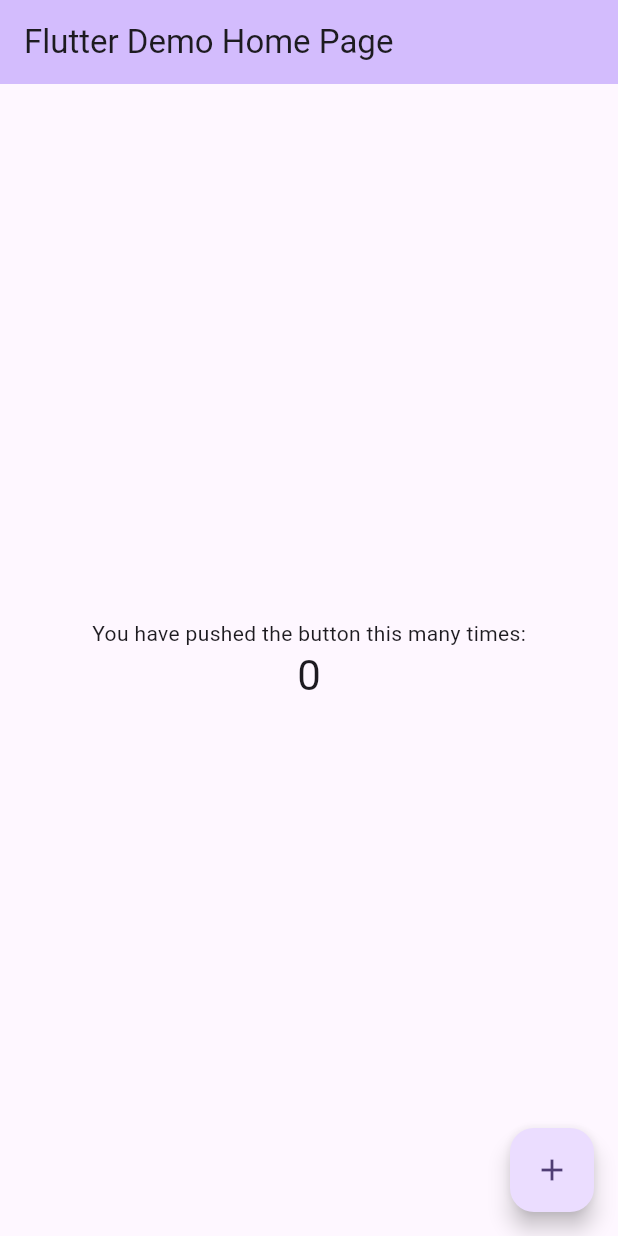
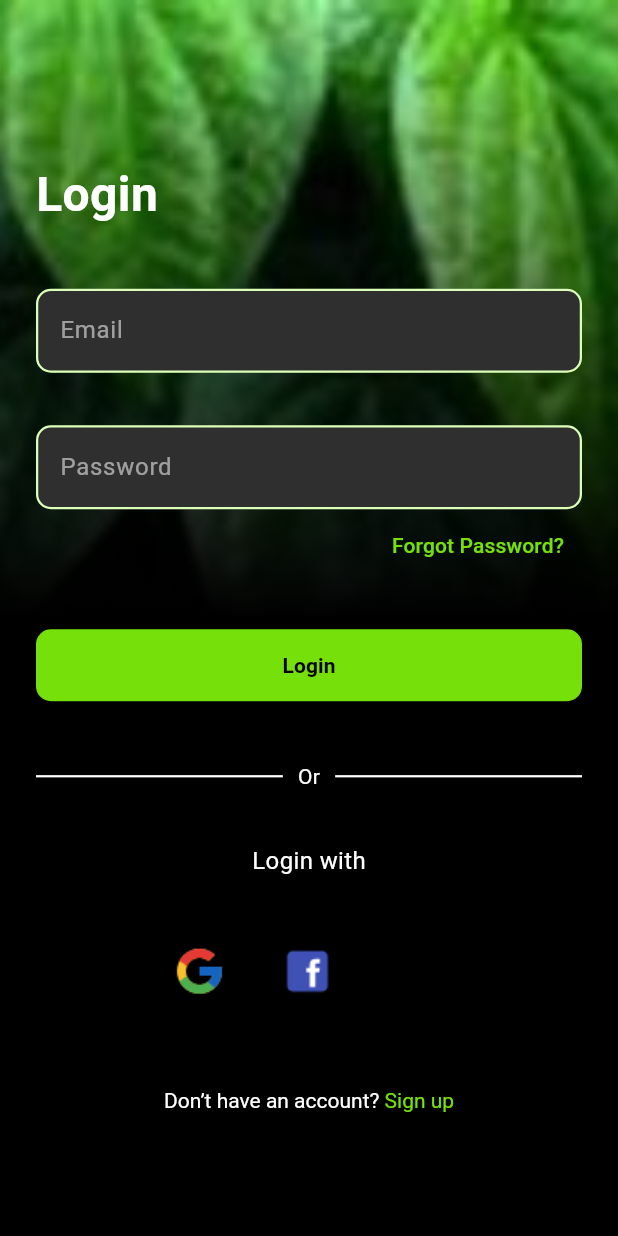
Before and after one commit to TI-3D/SITOGA, a Flutter app: the screen it shows after launch, on a phone screen of 412 x 824 dp. Run offline on Flutter 3.47's test engine with Material 3 defaults, Android fonts, the phone set to English and light mode, and no system bars.

Commit message:
adding login, forgot_password, signup

```diff
--- a/sitoga_frontend/lib/main.dart
+++ b/sitoga_frontend/lib/main.dart
@@ -1,37 +1,23 @@
 import 'package:flutter/material.dart';
+import 'pages/login.dart';
+import 'pages/signup.dart';
 
 void main() {
-  runApp(const MyApp());
+  runApp(SitogaApp());
 }
 
-class MyApp extends StatelessWidget {
-  const MyApp({super.key});
-
-  // This widget is the root of your application.
+class SitogaApp extends StatelessWidget {
   @override
   Widget build(BuildContext context) {
     return MaterialApp(
-      title: 'Flutter Demo',
-      theme: ThemeData(
-        // This is the theme of your application.
-        //
-        // TRY THIS: Try running your application with "flutter run". You'll see
-        // the application has a purple toolbar. Then, without quitting the app,
-        // try changing the seedColor in the colorScheme below to Colors.green
-        // and then invoke "hot reload" (save your changes or press the "hot
-        // reload" button in a Flutter-supported IDE, or press "r" if you used
-        // the command line to start the app).
-        //
-        // Notice that the counter didn't reset back to zero; the application
-        // state is not lost during the reload. To reset the state, use hot
-        // restart instead.
-        //
-        // This works for code too, not just values: Most code changes can be
-        // tested with just a hot reload.
-        colorScheme: ColorScheme.fromSeed(seedColor: Colors.deepPurple),
-        useMaterial3: true,
-      ),
-      home: const MyHomePage(title: 'Flutter Demo Home Page'),
+      title: 'SITOGA',
+      theme: ThemeData.dark(),
+      debugShowCheckedModeBanner: false,
+      initialRoute: '/',
+      routes: {
+        '/': (context) => LoginPage(),
+        '/signup': (context) => SignupPage(),
+      },
     );
   }
 }
--- /dev/null
+++ b/sitoga_frontend/lib/pages/login.dart
@@ -0,0 +1,232 @@
+import 'package:flutter/material.dart';
+import '../pages/forgot_password.dart';
+
+class LoginPage extends StatelessWidget {
+  final TextEditingController emailController = TextEditingController();
+  final TextEditingController passwordController = TextEditingController();
+
+  @override
+  Widget build(BuildContext context) {
+    return Scaffold(
+      body: Container(
+        decoration: BoxDecoration(
+          image: DecorationImage(
+            image: AssetImage('assets/toga_sirih.jpg'),
+            fit: BoxFit.cover,
+            alignment: Alignment.topCenter,
+          ),
+        ),
+        child: Stack(
+          children: [
+            Container(
+              decoration: BoxDecoration(
+                gradient: LinearGradient(
+                  colors: [
+                    Colors.black.withOpacity(0.0),
+                    Colors.black.withOpacity(1),
+                  ],
+                  begin: Alignment.topCenter,
+                  end: Alignment.center,
+                ),
+              ),
+            ),
+            Center(
+              child: SingleChildScrollView(
+                padding: EdgeInsets.symmetric(horizontal: 24.0),
+                child: Column(
+                  crossAxisAlignment: CrossAxisAlignment.start,
+                  children: [
+                    SizedBox(height: 60),
+                    Align(
+                      alignment: Alignment.centerLeft,
+                      child: Text(
+                        'Login',
+                        style: TextStyle(
+                          color: Colors.white,
+                          fontSize: 32,
+                          fontWeight: FontWeight.bold,
+                        ),
+                      ),
+                    ),
+                    SizedBox(height: 40),
+                    TextField(
+                      controller: emailController,
+                      style: TextStyle(color: Colors.white),
+                      decoration: InputDecoration(
+                        labelText: 'Email',
+                        labelStyle: TextStyle(color: Colors.white54),
+                        filled: true,
+                        fillColor: Color(0xFF2F2F2F),
+                        enabledBorder: OutlineInputBorder(
+                          borderRadius: BorderRadius.circular(10),
+                          borderSide: BorderSide(
+                            color: Color(0xFFDBFFB7),
+                            width: 1.5,
+                          ),
+                        ),
+                        focusedBorder: OutlineInputBorder(
+                          borderRadius: BorderRadius.circular(10),
+                          borderSide: BorderSide(
+                            color: Color(0xFFDBFFB7),
+                            width: 2.0,
+                          ),
+                        ),
+                      ),
+                    ),
+                    SizedBox(height: 35),
+                    TextField(
+                      controller: passwordController,
+                      style: TextStyle(color: Colors.white),
+                      decoration: InputDecoration(
+                        labelText: 'Password',
+                        labelStyle: TextStyle(color: Colors.white54),
+                        filled: true,
+                        fillColor: Color(0xFF2F2F2F),
+                        enabledBorder: OutlineInputBorder(
+                          borderRadius: BorderRadius.circular(10),
+                          borderSide: BorderSide(
+                            color: Color(0xFFDBFFB7),
+                            width: 1.5,
+                          ),
+                        ),
+                        focusedBorder: OutlineInputBorder(
+                          borderRadius: BorderRadius.circular(10),
+                          borderSide: BorderSide(
+                            color: Color(0xFFDBFFB7),
+                            width: 2.0,
+                          ),
+                        ),
+                      ),
+                      obscureText: true,
+                    ),
+                    Align(
+                      alignment: Alignment.centerRight,
+                      child: TextButton(
+                        onPressed: () {
+                          Navigator.push(
+                            context,
+                            MaterialPageRoute(builder: (context) => ForgotPasswordPage()),
+                          );
+                        },
+                        child: Text(
+                          "Forgot Password?",
+                          style: TextStyle(color: Color(0xFF75E00A)),
+                        ),
+                      ),
+                    ),
+                    SizedBox(height: 32),
+                    ElevatedButton(
+                      onPressed: () {
+                        // Logic untuk login
+                      },
+                      style: ElevatedButton.styleFrom(
+                        backgroundColor: Color(0xFF75E00A),
+                        minimumSize: Size(double.infinity, 48),
+                        shape: RoundedRectangleBorder(
+                          borderRadius: BorderRadius.circular(10),
+                        ),
+                      ),
+                      child: Text(
+                        'Login',
+                        style: TextStyle(
+                          color: Colors.black,
+                          fontWeight: FontWeight.bold,
+                        ),
+                      ),
+                    ),
+                    SizedBox(height: 40),
+
+                    // Garis dan teks "Or"
+                    Row(
+                      children: [
+                        Expanded(
+                          child: Divider(
+                            thickness: 1.5,
+                            color: Colors.white,
+                          ),
+                        ),
+                        Padding(
+                          padding: const EdgeInsets.symmetric(horizontal: 10.0),
+                          child: Text(
+                            'Or',
+                            style: TextStyle(color: Colors.white),
+                          ),
+                        ),
+                        Expanded(
+                          child: Divider(
+                            thickness: 1.5,
+                            color: Colors.white,
+                          ),
+                        ),
+                      ],
+                    ),
+                    SizedBox(height: 35),
+
+                    // Login dengan
+                    Center(
+                      child: Text(
+                        'Login with',
+                        style: TextStyle(color: Colors.white, fontSize: 16),
+                      ),
+                    ),
+                    SizedBox(height: 35),
+
+                    // Box untuk login sosial media
+                    Row(
+                      mainAxisAlignment: MainAxisAlignment.center,
+                      children: [
+                        IconButton(
+                          icon: Image.asset('assets/icons/google_36.png'), // Ganti dengan path ikon Gmail Anda
+                          onPressed: () {
+                            // Logic untuk login dengan Gmail
+                          },
+                        ),
+                        SizedBox(width: 20),
+                        IconButton(
+                          icon: Image.asset('assets/icons/facebook_36.png'), // Ganti dengan path ikon Facebook Anda
+                          onPressed: () {
+                            // Logic untuk login dengan Facebook
+                          },
+                        ),
+                        SizedBox(width: 20),
+                        IconButton(
+                          icon: Image.asset('assets/icons/twitter_38.png'), // Ganti dengan path ikon Twitter Anda
+                          onPressed: () {
+                            // Logic untuk login dengan Twitter
+                          },
+                        ),
+                      ],
+                    ),
+                    SizedBox(height: 35),
+                    Center(
+                      child: TextButton(
+                        onPressed: () {
+                          Navigator.pushNamed(context, '/signup');
+                        },
+                        child: RichText(
+                          text: TextSpan(
+                            children: [
+                              TextSpan(
+                                text: "Don’t have an account? ",
+                                style: TextStyle(color: Colors.white),
+                              ),
+                              TextSpan(
+                                text: "Sign up",
+                                style: TextStyle(color: Color(0xFF75E00A)),
+                              ),
+                            ],
+                          ),
+                        ),
+                      ),
+                    ),
+                    SizedBox(height: 20),
+                  ],
+                ),
+              ),
+            ),
+          ],
+        ),
+      ),
+    );
+  }
+}
```
Also changed, not shown: sitoga_frontend/lib/pages/forgot_password.dart (added, +151 -0 lines), sitoga_frontend/lib/pages/signup.dart (added, +178 -0 lines), sitoga_frontend/lib/widgets/cust_textField.dart (added, +39 -0 lines).
